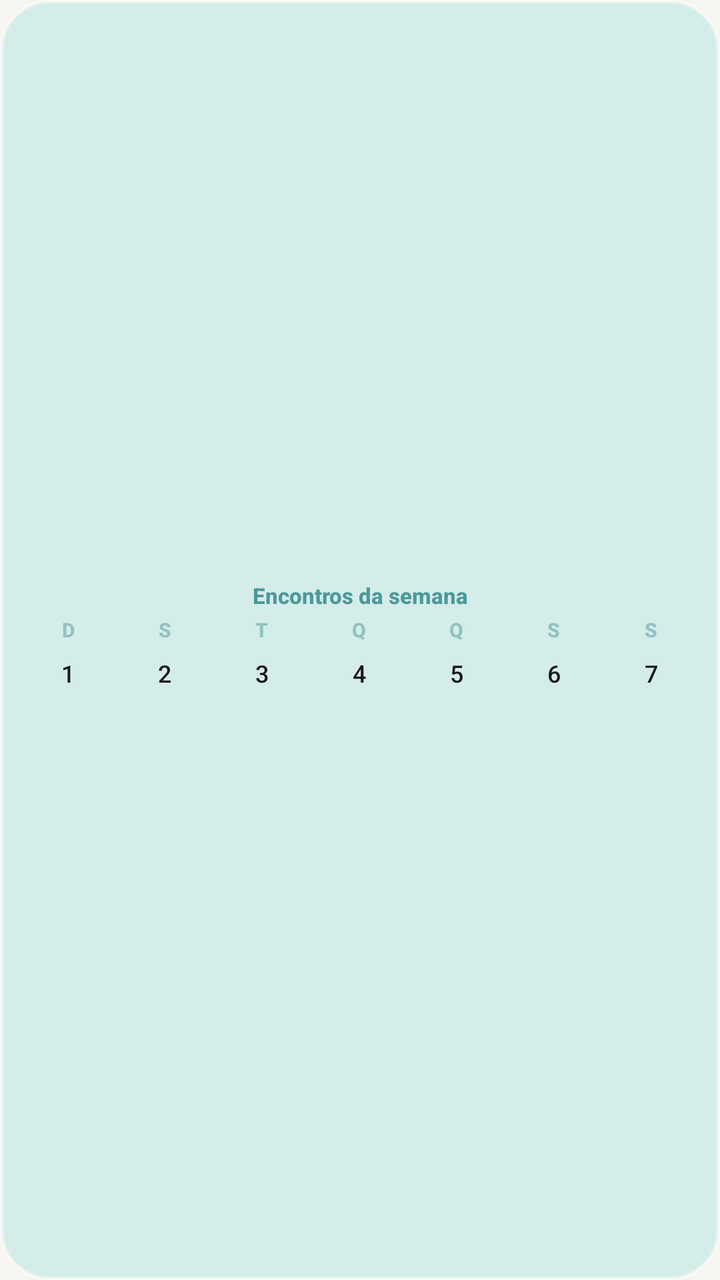
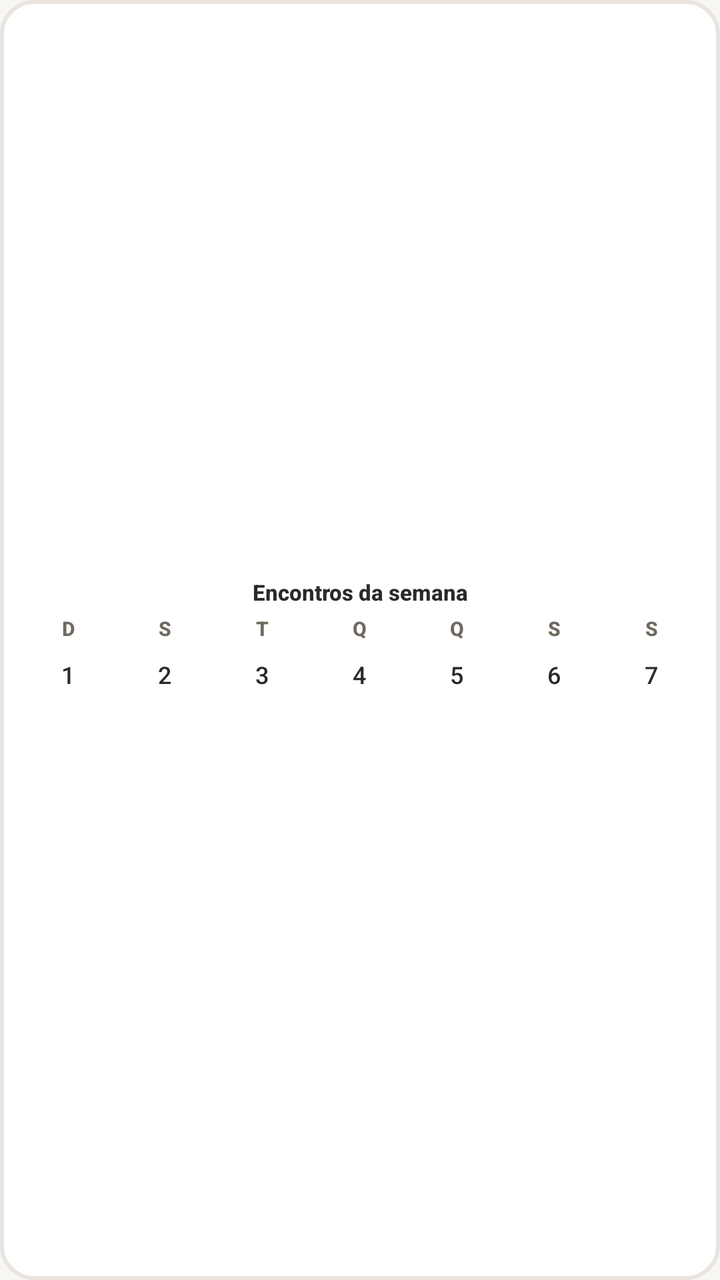

Compare the two renders of this Android layout. The source of the first and the diff that turns it into the second are given below.
<!-- AndroidManifest.xml: application theme Theme.Mesinha -->
<!-- res/layout/widget_calendar_week.xml -->
<?xml version="1.0" encoding="utf-8"?>
<LinearLayout xmlns:android="http://schemas.android.com/apk/res/android"
    android:id="@+id/widget_root"
    android:layout_width="match_parent"
    android:layout_height="match_parent"
    android:background="@drawable/widget_background"
    android:gravity="center_vertical"
    android:orientation="vertical"
    android:paddingHorizontal="10dp"
    android:paddingVertical="6dp">

    <TextView
        android:id="@+id/tv_week"
        android:layout_width="match_parent"
        android:layout_height="wrap_content"
        android:layout_marginBottom="3dp"
        android:fontFamily="sans-serif-medium"
        android:gravity="center"
        android:maxLines="1"
        android:ellipsize="end"
        android:text="@string/widget_calendar_week_preview"
        android:textColor="#4D989B"
        android:textSize="11sp"
        android:textStyle="bold" />

    <LinearLayout
        android:layout_width="match_parent"
        android:layout_height="wrap_content"
        android:orientation="horizontal">

        <LinearLayout
            android:layout_width="0dp"
            android:layout_height="wrap_content"
            android:layout_weight="1"
            android:gravity="center"
            android:orientation="vertical">

            <TextView
                android:id="@+id/wl0"
                android:layout_width="wrap_content"
                android:layout_height="wrap_content"
                android:fontFamily="sans-serif-medium"
                android:text="D"
                android:textColor="#804D989B"
                android:textSize="10sp"
                android:textStyle="bold" />

            <TextView
                android:id="@+id/wd0"
                android:layout_width="26dp"
                android:layout_height="26dp"
                android:layout_marginTop="2dp"
                android:fontFamily="sans-serif-medium"
                android:gravity="center"
                android:text="1"
                android:textColor="#1A1A1A"
                android:textSize="12sp" />

        </LinearLayout>
        <LinearLayout
            android:layout_width="0dp"
            android:layout_height="wrap_content"
            android:layout_weight="1"
            android:gravity="center"
            android:orientation="vertical">

            <TextView
                android:id="@+id/wl1"
                android:layout_width="wrap_content"
                android:layout_height="wrap_content"
                android:fontFamily="sans-serif-medium"
                android:text="S"
                android:textColor="#804D989B"
                android:textSize="10sp"
                android:textStyle="bold" />

            <TextView
                android:id="@+id/wd1"
                android:layout_width="26dp"
                android:layout_height="26dp"
                android:layout_marginTop="2dp"
                android:fontFamily="sans-serif-medium"
                android:gravity="center"
                android:text="2"
                android:textColor="#1A1A1A"
                android:textSize="12sp" />

        </LinearLayout>
        <LinearLayout
            android:layout_width="0dp"
            android:layout_height="wrap_content"
            android:layout_weight="1"
            android:gravity="center"
            android:orientation="vertical">

            <TextView
                android:id="@+id/wl2"
                android:layout_width="wrap_content"
                android:layout_height="wrap_content"
                android:fontFamily="sans-serif-medium"
                android:text="T"
                android:textColor="#804D989B"
                android:textSize="10sp"
                android:textStyle="bold" />

            <TextView
                android:id="@+id/wd2"
                android:layout_width="26dp"
                android:layout_height="26dp"
                android:layout_marginTop="2dp"
                android:fontFamily="sans-serif-medium"
                android:gravity="center"
                android:text="3"
                android:textColor="#1A1A1A"
                android:textSize="12sp" />

        </LinearLayout>
        <LinearLayout
            android:layout_width="0dp"
            android:layout_height="wrap_content"
            android:layout_weight="1"
            android:gravity="center"
            android:orientation="vertical">

            <TextView
                android:id="@+id/wl3"
                android:layout_width="wrap_content"
                android:layout_height="wrap_content"
                android:fontFamily="sans-serif-medium"
                android:text="Q"
                android:textColor="#804D989B"
                android:textSize="10sp"
                android:textStyle="bold" />

            <TextView
                android:id="@+id/wd3"
                android:layout_width="26dp"
                android:layout_height="26dp"
                android:layout_marginTop="2dp"
                android:fontFamily="sans-serif-medium"
                android:gravity="center"
                android:text="4"
                android:textColor="#1A1A1A"
                android:textSize="12sp" />

        </LinearLayout>
        <LinearLayout
            android:layout_width="0dp"
            android:layout_height="wrap_content"
            android:layout_weight="1"
            android:gravity="center"
            android:orientation="vertical">

            <TextView
                android:id="@+id/wl4"
                android:layout_width="wrap_content"
                android:layout_height="wrap_content"
                android:fontFamily="sans-serif-medium"
                android:text="Q"
                android:textColor="#804D989B"
                android:textSize="10sp"
                android:textStyle="bold" />

            <TextView
                android:id="@+id/wd4"
                android:layout_width="26dp"
                android:layout_height="26dp"
                android:layout_marginTop="2dp"
                android:fontFamily="sans-serif-medium"
                android:gravity="center"
                android:text="5"
                android:textColor="#1A1A1A"
                android:textSize="12sp" />

        </LinearLayout>
        <LinearLayout
            android:layout_width="0dp"
            android:layout_height="wrap_content"
            android:layout_weight="1"
            android:gravity="center"
            android:orientation="vertical">

            <TextView
                android:id="@+id/wl5"
                android:layout_width="wrap_content"
                android:layout_height="wrap_content"
                android:fontFamily="sans-serif-medium"
                android:text="S"
                android:textColor="#804D989B"
                android:textSize="10sp"
                android:textStyle="bold" />

            <TextView
                android:id="@+id/wd5"
                android:layout_width="26dp"
                android:layout_height="26dp"
                android:layout_marginTop="2dp"
                android:fontFamily="sans-serif-medium"
                android:gravity="center"
                android:text="6"
                android:textColor="#1A1A1A"
                android:textSize="12sp" />

        </LinearLayout>
        <LinearLayout
            android:layout_width="0dp"
            android:layout_height="wrap_content"
            android:layout_weight="1"
            android:gravity="center"
            android:orientation="vertical">

            <TextView
                android:id="@+id/wl6"
                android:layout_width="wrap_content"
                android:layout_height="wrap_content"
                android:fontFamily="sans-serif-medium"
                android:text="S"
                android:textColor="#804D989B"
                android:textSize="10sp"
                android:textStyle="bold" />

            <TextView
                android:id="@+id/wd6"
                android:layout_width="26dp"
                android:layout_height="26dp"
                android:layout_marginTop="2dp"
                android:fontFamily="sans-serif-medium"
                android:gravity="center"
                android:text="7"
                android:textColor="#1A1A1A"
                android:textSize="12sp" />

        </LinearLayout>

    </LinearLayout>

</LinearLayout>
<!-- resources referenced by this layout -->
<resources>
  <!-- drawable widget_background (drawable) -->
  <?xml version="1.0" encoding="utf-8"?>
  <shape xmlns:android="http://schemas.android.com/apk/res/android"
      android:shape="rectangle">
      <solid android:color="#4C81D8D0" />
      <corners android:radius="24dp" />
      <stroke
          android:width="2dp"
          android:color="#40FFFFFF" />
  </shape>
  <string name="widget_calendar_week_preview">Encontros da semana</string>
  <style name="Theme.Mesinha" parent="Theme.AppCompat.DayNight.NoActionBar">
          <item name="colorPrimary">@color/mesinha_teal</item>
          <item name="colorPrimaryDark">@color/mesinha_teal</item>
          <item name="colorAccent">@color/mesinha_teal_dark</item>
          <item name="android:windowBackground">@color/mesinha_cream</item>
  
          
          <item name="android:statusBarColor">@color/mesinha_teal</item>
          
          <item name="android:windowLightStatusBar">true</item>
  
          
          <item name="android:navigationBarColor">@color/mesinha_teal</item>
          <item name="android:windowLightNavigationBar">true</item>
      </style>
  <color name="mesinha_teal">#81D8D0</color>
  <color name="mesinha_teal_dark">#4D989B</color>
  <color name="mesinha_cream">#F8F6F3</color>
</resources>

<!-- the commit's change to res/layout/widget_calendar_week.xml (unified diff, before → after) -->
@@ -3,23 +3,23 @@
     android:id="@+id/widget_root"
     android:layout_width="match_parent"
     android:layout_height="match_parent"
-    android:background="@drawable/widget_background"
+    android:background="@drawable/widget_card_bg"
     android:gravity="center_vertical"
     android:orientation="vertical"
     android:paddingHorizontal="10dp"
-    android:paddingVertical="6dp">
+    android:paddingVertical="8dp">
 
     <TextView
         android:id="@+id/tv_week"
         android:layout_width="match_parent"
         android:layout_height="wrap_content"
-        android:layout_marginBottom="3dp"
+        android:layout_marginBottom="4dp"
         android:fontFamily="sans-serif-medium"
         android:gravity="center"
         android:maxLines="1"
         android:ellipsize="end"
         android:text="@string/widget_calendar_week_preview"
-        android:textColor="#4D989B"
+        android:textColor="#2B2A28"
         android:textSize="11sp"
         android:textStyle="bold" />
 
@@ -28,210 +28,175 @@
         android:layout_height="wrap_content"
         android:orientation="horizontal">
 
-        <LinearLayout
-            android:layout_width="0dp"
-            android:layout_height="wrap_content"
-            android:layout_weight="1"
-            android:gravity="center"
-            android:orientation="vertical">
-
-            <TextView
-                android:id="@+id/wl0"
-                android:layout_width="wrap_content"
-                android:layout_height="wrap_content"
-                android:fontFamily="sans-serif-medium"
-                android:text="D"
-                android:textColor="#804D989B"
-                android:textSize="10sp"
-                android:textStyle="bold" />
-
-            <TextView
-                android:id="@+id/wd0"
-                android:layout_width="26dp"
-                android:layout_height="26dp"
-                android:layout_marginTop="2dp"
-                android:fontFamily="sans-serif-medium"
-                android:gravity="center"
-                android:text="1"
-                android:textColor="#1A1A1A"
-                android:textSize="12sp" />
-
-        </LinearLayout>
-        <LinearLayout
-            android:layout_width="0dp"
-            android:layout_height="wrap_content"
-            android:layout_weight="1"
-            android:gravity="center"
-            android:orientation="vertical">
-
-            <TextView
-                android:id="@+id/wl1"
-                android:layout_width="wrap_content"
-                android:layout_height="wrap_content"
-                android:fontFamily="sans-serif-medium"
-                android:text="S"
-                android:textColor="#804D989B"
-                android:textSize="10sp"
-                android:textStyle="bold" />
-
-            <TextView
-                android:id="@+id/wd1"
-                android:layout_width="26dp"
-                android:layout_height="26dp"
-                android:layout_marginTop="2dp"
-                android:fontFamily="sans-serif-medium"
-                android:gravity="center"
-                android:text="2"
-                android:textColor="#1A1A1A"
-                android:textSize="12sp" />
-
-        </LinearLayout>
-        <LinearLayout
-            android:layout_width="0dp"
-            android:layout_height="wrap_content"
-            android:layout_weight="1"
-            android:gravity="center"
-            android:orientation="vertical">
-
-            <TextView
-                android:id="@+id/wl2"
-                android:layout_width="wrap_content"
-                android:layout_height="wrap_content"
-                android:fontFamily="sans-serif-medium"
-                android:text="T"
-                android:textColor="#804D989B"
-                android:textSize="10sp"
-                android:textStyle="bold" />
-
-            <TextView
-                android:id="@+id/wd2"
-                android:layout_width="26dp"
-                android:layout_height="26dp"
-                android:layout_marginTop="2dp"
-                android:fontFamily="sans-serif-medium"
-                android:gravity="center"
-                android:text="3"
-                android:textColor="#1A1A1A"
-                android:textSize="12sp" />
-
-        </LinearLayout>
-        <LinearLayout
-            android:layout_width="0dp"
-            android:layout_height="wrap_content"
-            android:layout_weight="1"
-            android:gravity="center"
-            android:orientation="vertical">
-
-            <TextView
-                android:id="@+id/wl3"
-                android:layout_width="wrap_content"
-                android:layout_height="wrap_content"
-                android:fontFamily="sans-serif-medium"
-                android:text="Q"
-                android:textColor="#804D989B"
-                android:textSize="10sp"
-                android:textStyle="bold" />
-
-            <TextView
-                android:id="@+id/wd3"
-                android:layout_width="26dp"
-                android:layout_height="26dp"
-                android:layout_marginTop="2dp"
-                android:fontFamily="sans-serif-medium"
-                android:gravity="center"
-                android:text="4"
-                android:textColor="#1A1A1A"
-                android:textSize="12sp" />
-
-        </LinearLayout>
-        <LinearLayout
-            android:layout_width="0dp"
-            android:layout_height="wrap_content"
-            android:layout_weight="1"
-            android:gravity="center"
-            android:orientation="vertical">
-
-            <TextView
-                android:id="@+id/wl4"
-                android:layout_width="wrap_content"
-                android:layout_height="wrap_content"
-                android:fontFamily="sans-serif-medium"
-                android:text="Q"
-                android:textColor="#804D989B"
-                android:textSize="10sp"
-                android:textStyle="bold" />
-
-            <TextView
-                android:id="@+id/wd4"
-                android:layout_width="26dp"
-                android:layout_height="26dp"
-                android:layout_marginTop="2dp"
-                android:fontFamily="sans-serif-medium"
-                android:gravity="center"
-                android:text="5"
-                android:textColor="#1A1A1A"
-                android:textSize="12sp" />
-
-        </LinearLayout>
-        <LinearLayout
-            android:layout_width="0dp"
-            android:layout_height="wrap_content"
-            android:layout_weight="1"
-            android:gravity="center"
-            android:orientation="vertical">
-
-            <TextView
-                android:id="@+id/wl5"
-                android:layout_width="wrap_content"
-                android:layout_height="wrap_content"
-                android:fontFamily="sans-serif-medium"
-                android:text="S"
-                android:textColor="#804D989B"
-                android:textSize="10sp"
-                android:textStyle="bold" />
-
-            <TextView
-                android:id="@+id/wd5"
-                android:layout_width="26dp"
-                android:layout_height="26dp"
-                android:layout_marginTop="2dp"
-                android:fontFamily="sans-serif-medium"
-                android:gravity="center"
-                android:text="6"
-                android:textColor="#1A1A1A"
-                android:textSize="12sp" />
-
-        </LinearLayout>
-        <LinearLayout
-            android:layout_width="0dp"
-            android:layout_height="wrap_content"
-            android:layout_weight="1"
-            android:gravity="center"
-            android:orientation="vertical">
-
-            <TextView
-                android:id="@+id/wl6"
-                android:layout_width="wrap_content"
-                android:layout_height="wrap_content"
-                android:fontFamily="sans-serif-medium"
-                android:text="S"
-                android:textColor="#804D989B"
-                android:textSize="10sp"
-                android:textStyle="bold" />
-
-            <TextView
-                android:id="@+id/wd6"
-                android:layout_width="26dp"
-                android:layout_height="26dp"
-                android:layout_marginTop="2dp"
-                android:fontFamily="sans-serif-medium"
-                android:gravity="center"
-                android:text="7"
-                android:textColor="#1A1A1A"
-                android:textSize="12sp" />
-
-        </LinearLayout>
-
+        <TextView
+            android:id="@+id/wl0"
+            android:layout_width="0dp"
+            android:layout_height="wrap_content"
+            android:layout_weight="1"
+            android:fontFamily="sans-serif-medium"
+            android:gravity="center"
+            android:text="D"
+            android:textColor="#6F6960"
+            android:textSize="10sp"
+            android:textStyle="bold" />
+        <TextView
+            android:id="@+id/wl1"
+            android:layout_width="0dp"
+            android:layout_height="wrap_content"
+            android:layout_weight="1"
+            android:fontFamily="sans-serif-medium"
+            android:gravity="center"
+            android:text="S"
+            android:textColor="#6F6960"
+            android:textSize="10sp"
+            android:textStyle="bold" />
+        <TextView
+            android:id="@+id/wl2"
+            android:layout_width="0dp"
+            android:layout_height="wrap_content"
+            android:layout_weight="1"
+            android:fontFamily="sans-serif-medium"
+            android:gravity="center"
+            android:text="T"
+            android:textColor="#6F6960"
+            android:textSize="10sp"
+            android:textStyle="bold" />
+        <TextView
+            android:id="@+id/wl3"
+            android:layout_width="0dp"
+            android:layout_height="wrap_content"
+            android:layout_weight="1"
+            android:fontFamily="sans-serif-medium"
+            android:gravity="center"
+            android:text="Q"
+            android:textColor="#6F6960"
+            android:textSize="10sp"
+            android:textStyle="bold" />
+        <TextView
+            android:id="@+id/wl4"
+            android:layout_width="0dp"
+            android:layout_height="wrap_content"
+            android:layout_weight="1"
+            android:fontFamily="sans-serif-medium"
+            android:gravity="center"
+            android:text="Q"
+            android:textColor="#6F6960"
+            android:textSize="10sp"
+            android:textStyle="bold" />
+        <TextView
+            android:id="@+id/wl5"
+            android:layout_width="0dp"
+            android:layout_height="wrap_content"
+            android:layout_weight="1"
+            android:fontFamily="sans-serif-medium"
+            android:gravity="center"
+            android:text="S"
+            android:textColor="#6F6960"
+            android:textSize="10sp"
+            android:textStyle="bold" />
+        <TextView
+            android:id="@+id/wl6"
+            android:layout_width="0dp"
+            android:layout_height="wrap_content"
+            android:layout_weight="1"
+            android:fontFamily="sans-serif-medium"
+            android:gravity="center"
+            android:text="S"
+            android:textColor="#6F6960"
+            android:textSize="10sp"
+            android:textStyle="bold" />
     </LinearLayout>
 
+    <LinearLayout
+        android:layout_width="match_parent"
+        android:layout_height="wrap_content"
+        android:layout_marginTop="2dp"
+        android:orientation="horizontal">
+
+        <TextView
+            android:id="@+id/wd0"
+            android:layout_width="0dp"
+            android:layout_height="wrap_content"
+            android:layout_weight="1"
+            android:layout_margin="1dp"
+            android:fontFamily="sans-serif-medium"
+            android:gravity="center"
+            android:paddingVertical="5dp"
+            android:text="1"
+            android:textColor="#2B2A28"
+            android:textSize="12sp" />
+        <TextView
+            android:id="@+id/wd1"
+            android:layout_width="0dp"
+            android:layout_height="wrap_content"
+            android:layout_weight="1"
+            android:layout_margin="1dp"
+            android:fontFamily="sans-serif-medium"
+            android:gravity="center"
+            android:paddingVertical="5dp"
+            android:text="2"
+            android:textColor="#2B2A28"
+            android:textSize="12sp" />
+        <TextView
+            android:id="@+id/wd2"
+            android:layout_width="0dp"
+            android:layout_height="wrap_content"
+            android:layout_weight="1"
+            android:layout_margin="1dp"
+            android:fontFamily="sans-serif-medium"
+            android:gravity="center"
+            android:paddingVertical="5dp"
+            android:text="3"
+            android:textColor="#2B2A28"
+            android:textSize="12sp" />
+        <TextView
+            android:id="@+id/wd3"
+            android:layout_width="0dp"
+            android:layout_height="wrap_content"
+            android:layout_weight="1"
+            android:layout_margin="1dp"
+            android:fontFamily="sans-serif-medium"
+            android:gravity="center"
+            android:paddingVertical="5dp"
+            android:text="4"
+            android:textColor="#2B2A28"
+            android:textSize="12sp" />
+        <TextView
+            android:id="@+id/wd4"
+            android:layout_width="0dp"
+            android:layout_height="wrap_content"
+            android:layout_weight="1"
+            android:layout_margin="1dp"
+            android:fontFamily="sans-serif-medium"
+            android:gravity="center"
+            android:paddingVertical="5dp"
+            android:text="5"
+            android:textColor="#2B2A28"
+            android:textSize="12sp" />
+        <TextView
+            android:id="@+id/wd5"
+            android:layout_width="0dp"
+            android:layout_height="wrap_content"
+            android:layout_weight="1"
+            android:layout_margin="1dp"
+            android:fontFamily="sans-serif-medium"
+            android:gravity="center"
+            android:paddingVertical="5dp"
+            android:text="6"
+            android:textColor="#2B2A28"
+            android:textSize="12sp" />
+        <TextView
+            android:id="@+id/wd6"
+            android:layout_width="0dp"
+            android:layout_height="wrap_content"
+            android:layout_weight="1"
+            android:layout_margin="1dp"
+            android:fontFamily="sans-serif-medium"
+            android:gravity="center"
+            android:paddingVertical="5dp"
+            android:text="7"
+            android:textColor="#2B2A28"
+            android:textSize="12sp" />
+    </LinearLayout>
+
 </LinearLayout>
<!-- resource entries referenced after the edit -->
@@ -1,14 +1,14 @@
 <!-- resources referenced by this layout -->
 <resources>
-  <!-- drawable widget_background (drawable) -->
+  <!-- drawable widget_card_bg (drawable) -->
   <?xml version="1.0" encoding="utf-8"?>
   <shape xmlns:android="http://schemas.android.com/apk/res/android"
       android:shape="rectangle">
-      <solid android:color="#4C81D8D0" />
-      <corners android:radius="24dp" />
+      <solid android:color="#FFFFFFFF" />
+      <corners android:radius="16dp" />
       <stroke
           android:width="2dp"
-          android:color="#40FFFFFF" />
+          android:color="#E9E4DF" />
   </shape>
   <string name="widget_calendar_week_preview">Encontros da semana</string>
   <style name="Theme.Mesinha" parent="Theme.AppCompat.DayNight.NoActionBar">
